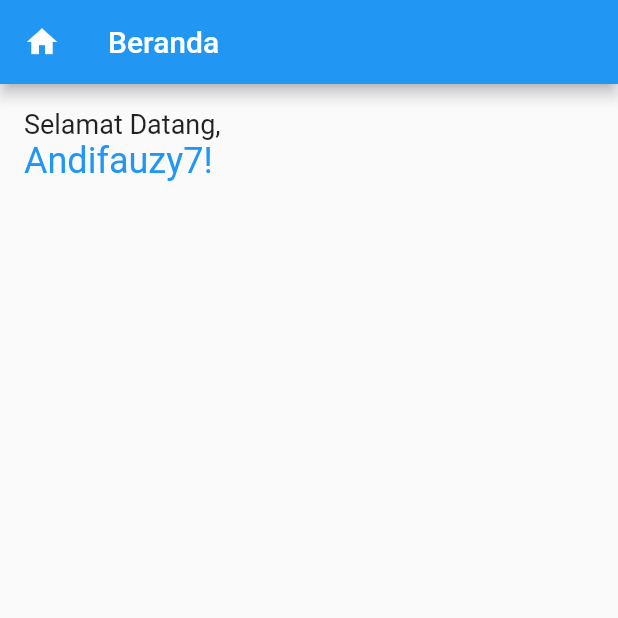
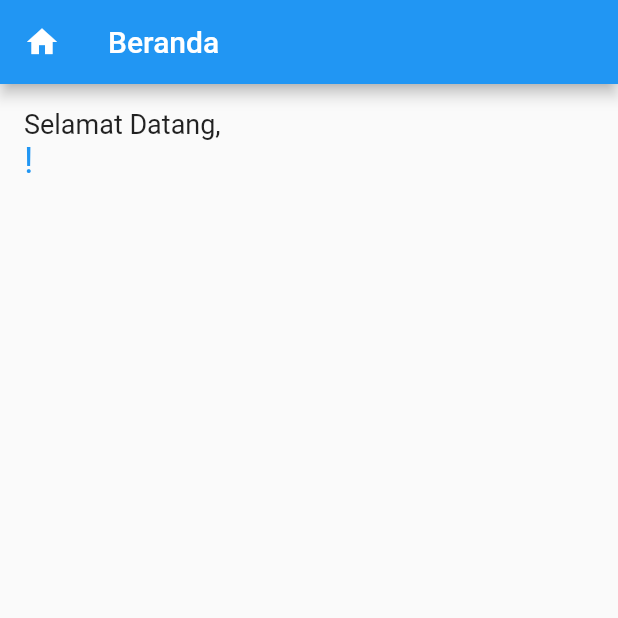
Before and after one commit to andifauzy7/Login-App, a Flutter app: the beranda screen opened directly, on a phone screen of 412 x 824 dp, the top half of it. Run offline on Flutter 3.47's test engine with Material 2 defaults, Android fonts, the phone set to English and light mode, and no system bars; our stand-ins replace shared_preferences, toast; accounts and stored records are empty.

Commit message:
Fungsi Berjalan.

```diff
--- a/lib/screen/beranda.dart
+++ b/lib/screen/beranda.dart
@@ -1,4 +1,5 @@
 import 'package:flutter/material.dart';
+import 'package:sepakbola/screen/splashScreen.dart';
 
 class beranda extends StatefulWidget {
   @override
@@ -22,7 +23,7 @@ class _berandaState extends State<beranda> {
           crossAxisAlignment: CrossAxisAlignment.start,
           children: <Widget>[
             Text("Selamat Datang,", style: TextStyle(fontSize: 18.0)),
-            Text("Andifauzy7!",style: TextStyle(fontSize: 24.0, color: Colors.blue))
+            Text("${SplashScreen.name}!",style: TextStyle(fontSize: 24.0, color: Colors.blue))
           ],
         ),
       ),
--- a/lib/screen/login.dart
+++ b/lib/screen/login.dart
@@ -51,7 +51,7 @@ class _LoginState extends State<Login> {
                 color: Colors.blue[100], onPressed: () {
                   setSession(username.text);
                   Navigator.pushNamedAndRemoveUntil(
-                      context, "/main", (Route<dynamic> route) => false);
+                      context, "/splash", (Route<dynamic> route) => false);
               }
               ),
             )
--- a/lib/screen/profil.dart
+++ b/lib/screen/profil.dart
@@ -1,4 +1,5 @@
 import 'package:flutter/material.dart';
+import 'package:sepakbola/screen/splashScreen.dart';
 import 'package:sepakbola/session/sharedPref.dart';
 
 class profil extends StatefulWidget {
@@ -27,7 +28,7 @@ class _profilState extends State<profil> {
               backgroundColor: Colors.transparent,
             ),
             Text("Username :", style: TextStyle(fontSize: 32.0)),
-            Text("Andifauzy7", style: TextStyle(fontSize: 20.0)),
+            Text("${SplashScreen.name}", style: TextStyle(fontSize: 20.0)),
             RaisedButton(
                 child: Text("Logout"),
                 color: Colors.blue[100], onPressed: () {
--- a/lib/screen/splashScreen.dart
+++ b/lib/screen/splashScreen.dart
@@ -5,6 +5,7 @@ import 'package:sepakbola/session/sharedPref.dart';
 import 'package:toast/toast.dart';
 
 class SplashScreen extends StatefulWidget {
+  static String name;
   @override
   _SplashScreenState createState() => _SplashScreenState();
 }
@@ -32,6 +33,7 @@ class _SplashScreenState extends State<SplashScreen> {
 
   void handleTapEvent() async {
     String username = await isSession();
+    SplashScreen.name = username;
     if(username!=null){
       // Jika username ada masuk ke main.
       Toast.show("Anda sudah Login : ${username}", context,
```
